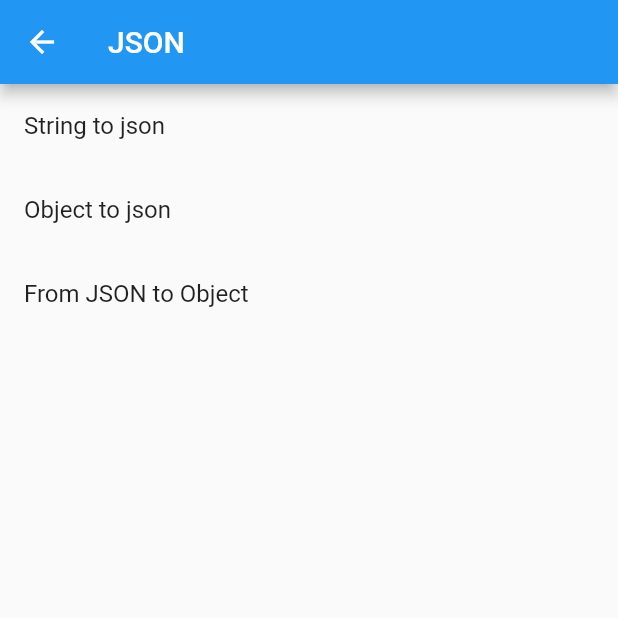
After one commit to mubahood/flutter-shop, a Flutter app: the screen it shows after launch, after a tap on "JSON", on a phone screen of 412 x 824 dp, the top half of it. The commit adds this screen. Run offline on Flutter 3.47's test engine with Material 2 defaults, Android fonts, the phone set to English and light mode, and no system bars; our stand-ins replace cloud_firestore, dio, flutter_form_builder, fluttertoast; accounts and stored records are empty; network calls fail.

Commit message:
JSON and HTTP

```diff
--- a/lib/main.dart
+++ b/lib/main.dart
@@ -6,7 +6,10 @@ import 'package:mshop/screens/ContainerStylingScreen.dart';
 import 'package:mshop/screens/FormDecoration.dart';
 import 'package:mshop/screens/FormOtherFiledsScreen.dart';
 import 'package:mshop/screens/FormTextField.dart';
+import 'package:mshop/screens/HttpRequestSreen.dart';
 import 'package:mshop/screens/ImagesScreen.dart';
+import 'package:mshop/screens/JsonScreen.dart';
+import 'package:mshop/screens/ProdcutsScreen.dart';
 import 'package:mshop/screens/RowsScreen.dart';
 import 'package:mshop/screens/TextStylingScreen.dart';
 import 'package:mshop/screens/ToastScreen.dart';
@@ -64,6 +67,58 @@ class _MyHomePageState extends State<MyHomePage> {
       ),
       body: ListView(
         children: [
+
+          ListTile(
+            title: Text("Products"),
+            leading: Icon(Icons.add_shopping_cart),
+            trailing: Icon(Icons.chevron_right),
+            subtitle: Text("List of products"),
+            onTap: () {
+              //createUser();
+              //return;
+              Navigator.push(
+                context,
+                MaterialPageRoute(
+                  builder: (context) => ProductsScreen(),
+                ),
+              );
+            },
+          ),
+
+          ListTile(
+            title: Text("HttpRequest"),
+            leading: Icon(Icons.http),
+            trailing: Icon(Icons.chevron_right),
+            subtitle: Text("Internet communication..."),
+            onTap: () {
+              //createUser();
+              //return;
+              Navigator.push(
+                context,
+                MaterialPageRoute(
+                  builder: (context) => HttpRequestSreen(),
+                ),
+              );
+            },
+          ),
+
+          ListTile(
+            title: Text("JSON"),
+            leading: Icon(Icons.join_inner_sharp),
+            trailing: Icon(Icons.chevron_right),
+            subtitle: Text("Json data formart..."),
+            onTap: () {
+              //createUser();
+              //return;
+              Navigator.push(
+                context,
+                MaterialPageRoute(
+                  builder: (context) => JsonScreen(),
+                ),
+              );
+            },
+          ),
+
           ListTile(
             title: Text("Coulumns"),
             leading: Icon(Icons.view_column_outlined),
--- a/lib/screens/ColumnsScreen.dart
+++ b/lib/screens/ColumnsScreen.dart
@@ -13,10 +13,10 @@ class _ColumnScreenState extends State<ColumnScreen> {
   Widget build(BuildContext context) {
     return Scaffold(
       appBar: AppBar(
-        title: const Text('Columns'),
+        title: const Text('Json'),
       ),
       body: Column(
-        mainAxisAlignment: MainAxisAlignment.center,
+        mainAxisAlignment: MainAxisAlignment.start,
         children: [
           Text("My Text #1"),
           Text("My Text #2"),
--- /dev/null
+++ b/lib/screens/JsonScreen.dart
@@ -0,0 +1,91 @@
+import 'dart:convert';
+
+import 'package:flutter/cupertino.dart';
+import 'package:flutter/material.dart';
+
+class JsonScreen extends StatefulWidget {
+  const JsonScreen({super.key});
+
+  @override
+  State<JsonScreen> createState() => _JsonScreenState();
+}
+
+class _JsonScreenState extends State<JsonScreen> {
+  @override
+  Widget build(BuildContext context) {
+    return Scaffold(
+      appBar: AppBar(
+        title: const Text('JSON'),
+      ),
+      body: Column(
+        mainAxisAlignment: MainAxisAlignment.start,
+        children: [
+          ListTile(
+            title: Text("String to json"),
+            onTap: () {
+              stringToJson();
+            },
+          ),
+          ListTile(
+            title: Text("Object to json"),
+            onTap: () {
+              objectToJson();
+            },
+          ),
+          ListTile(
+            title: Text("From JSON to Object"),
+            onTap: () {
+              fromJsonToObject();
+            },
+          ),
+        ],
+      ),
+    );
+  }
+
+  String raw_string = "I love mum.";
+  var processed_string = "";
+  Person my_person = new Person();
+
+  void stringToJson() {
+    var processed_string = jsonEncode(raw_string);
+    print("=> RAW STRING: $raw_string");
+    print("=> PROCESSED STRING: $processed_string");
+  }
+
+  void objectToJson() {
+    my_person.name = "Muhindo Mubarak";
+    processed_string = jsonEncode(my_person);
+    //print(processed_string);
+  }
+
+  void fromJsonToObject() {
+    objectToJson();
+    //print(processed_string);
+    Person my_person_2 = Person.fromJson(processed_string);
+    print(my_person_2.name);
+  }
+}
+
+class Person {
+  String name = "Joan Doe";
+  String country = "Kenya";
+  int age = 21;
+
+  static Person fromJson(String _map) {
+    Map<String, dynamic> map = jsonDecode(_map);
+    Person p = new Person();
+    p.name = map['name'];
+    p.age = map['age'];
+    p.country = map['country'];
+    return p;
+  }
+
+  toJson() {
+    return {
+      "name": name,
+      "age": age,
+      "country": country,
+    };
+  }
+}
--- a/pubspec.yaml
+++ b/pubspec.yaml
@@ -40,6 +40,7 @@ dependencies:
   cloud_firestore: ^4.1.0
   fluttertoast: ^8.1.2
   flutter_form_builder: ^7.7.0
+  dio: ^4.0.6
 
 dev_dependencies:
   flutter_test:
```
Also changed, not shown: lib/screens/HttpRequestSreen.dart (added, +75 -0 lines), lib/screens/ProdcutsScreen.dart (added, +88 -0 lines), pubspec.lock.
